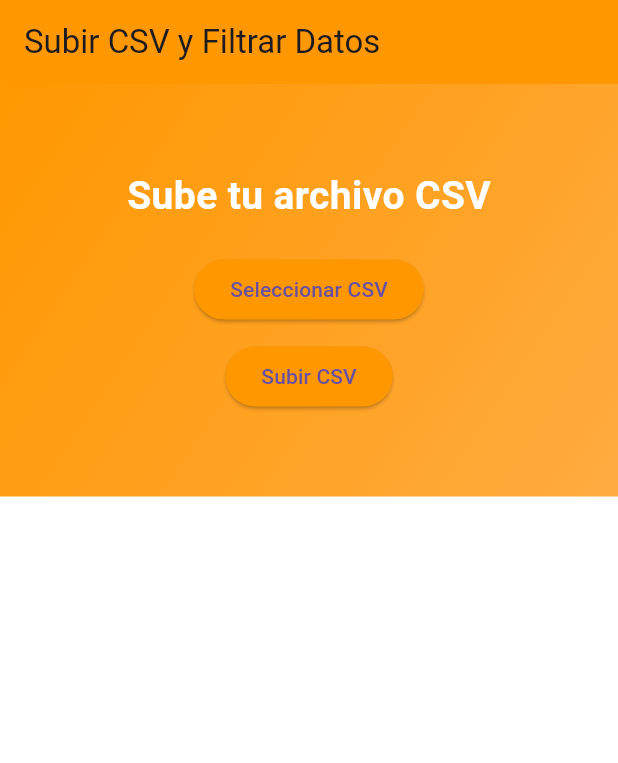
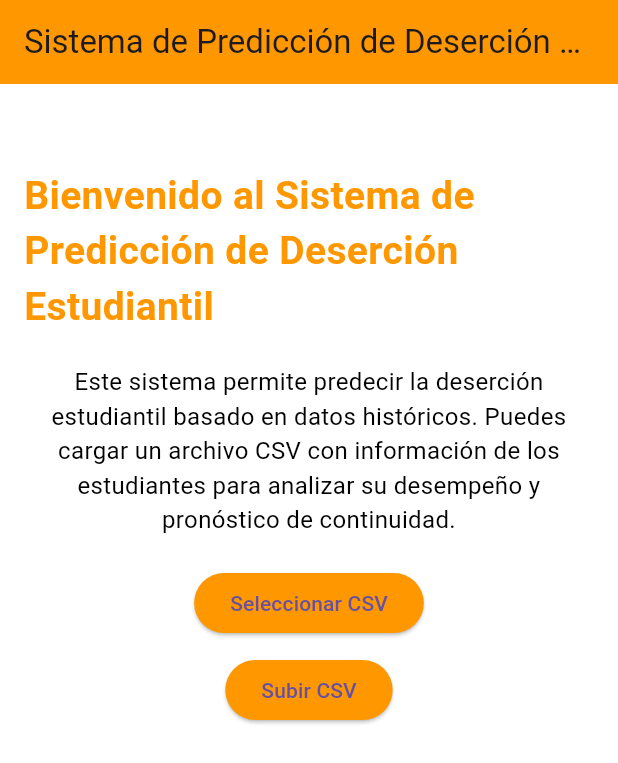
Before and after one commit to IsmaelMooBa/SISTEMA-DESERCION-ESTUDIANTIL, a Flutter app: the screen it shows after launch, on a phone screen of 412 x 824 dp. Shown: the top 763 px of the screen. Run offline on Flutter 3.47's test engine with Material 3 defaults, Android fonts, the phone set to English and light mode, and no system bars; our stand-ins replace file_picker.

Commit message:
Segundos cmabios
Mis segundos cambios

```diff
--- a/frontend/lib/main.dart
+++ b/frontend/lib/main.dart
@@ -1,3 +1,5 @@
+import 'dart:io';
+import 'package:flutter/material.dart';
 import 'package:file_picker/file_picker.dart';
 import 'package:http/http.dart' as http;
 import 'dart:convert';
@@ -100,9 +102,9 @@ class CSVUploaderState extends State<CSVUploader> {
             DataTable(
               columnSpacing: 20,
               columns: const [
-                DataColumn(label: Text("ID:")),
-                DataColumn(label: Text("Nombre:")),
-                DataColumn(label: Text("Promedio:")),
+                DataColumn(label: Text("ID")),
+                DataColumn(label: Text("Nombre")),
+                DataColumn(label: Text("Promedio")),
               ],
               rows:
                   data.map((row) {
@@ -142,18 +144,10 @@ class CSVUploaderState extends State<CSVUploader> {
   Widget build(BuildContext context) {
     return Scaffold(
       appBar: AppBar(
-        title: const Text("Subir CSV y Filtrar Datos"),
+        title: const Text("Sistema de Predicción de Deserción Estudiantil"),
         backgroundColor: Colors.orange, // Color de la barra en naranja
       ),
-      body: Container(
-        decoration: BoxDecoration(
-          gradient: LinearGradient(
-            begin: Alignment.topLeft,
-            end: Alignment.bottomRight,
-            colors: [Colors.orange, Colors.orangeAccent], // Gradiente de fondo
-          ),
-        ),
-        child: Padding(
+      body: Padding(
         padding: const EdgeInsets.all(16.0),
         child: SingleChildScrollView(
           child: Column(
@@ -163,33 +157,35 @@ class CSVUploaderState extends State<CSVUploader> {
               const SizedBox(height: 40),
               Center(
                 child: Text(
-                    'Sube tu archivo CSV',
+                  'Bienvenido al Sistema de Predicción de Deserción Estudiantil',
                   style: TextStyle(
                     fontSize: 26,
                     fontWeight: FontWeight.bold,
-                      color: Colors.white, // Color blanco para el título
+                    color: Colors.orange, // Título principal en naranja
                   ),
                 ),
               ),
               const SizedBox(height: 20),
+              Text(
+                'Este sistema permite predecir la deserción estudiantil basado en datos históricos. Puedes cargar un archivo CSV con información de los estudiantes para analizar su desempeño y pronóstico de continuidad.',
+                style: TextStyle(fontSize: 16, color: Colors.black),
+                textAlign: TextAlign.center,
+              ),
+              const SizedBox(height: 20),
               ElevatedButton(
                 onPressed: pickFile,
-                  style: ElevatedButton.styleFrom(
-                    backgroundColor: Colors.orange,
-                  ),
+                style: ElevatedButton.styleFrom(backgroundColor: Colors.orange),
                 child: const Text("Seleccionar CSV"),
               ),
               const SizedBox(height: 10),
               if (_selectedFile != null)
                 Text(
                   "Archivo seleccionado: ${_selectedFile!.path}",
-                    style: TextStyle(color: Colors.white),
+                  style: TextStyle(color: Colors.black),
                 ),
               ElevatedButton(
                 onPressed: uploadCSV,
-                  style: ElevatedButton.styleFrom(
-                    backgroundColor: Colors.orange,
-                  ),
+                style: ElevatedButton.styleFrom(backgroundColor: Colors.orange),
                 child: const Text("Subir CSV"),
               ),
               const SizedBox(height: 20),
@@ -198,7 +194,7 @@ class CSVUploaderState extends State<CSVUploader> {
                 child: buildDataTable(
                   allStudents,
                   "Datos del Archivo",
-                    Colors.white,
+                  Colors.orange,
                 ),
               ),
               const SizedBox(height: 20),
@@ -214,7 +210,6 @@ class CSVUploaderState extends State<CSVUploader> {
           ),
         ),
       ),
-      ),
     );
   }
 }
```
Lines whose indentation alone changed are shown as unchanged.
